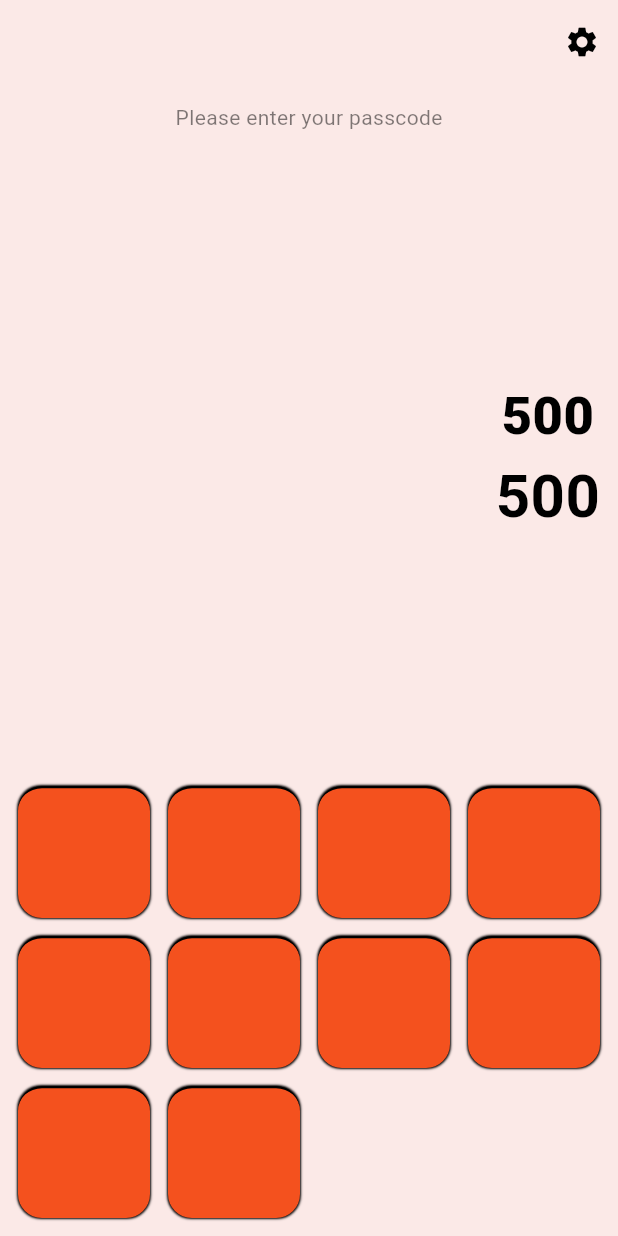
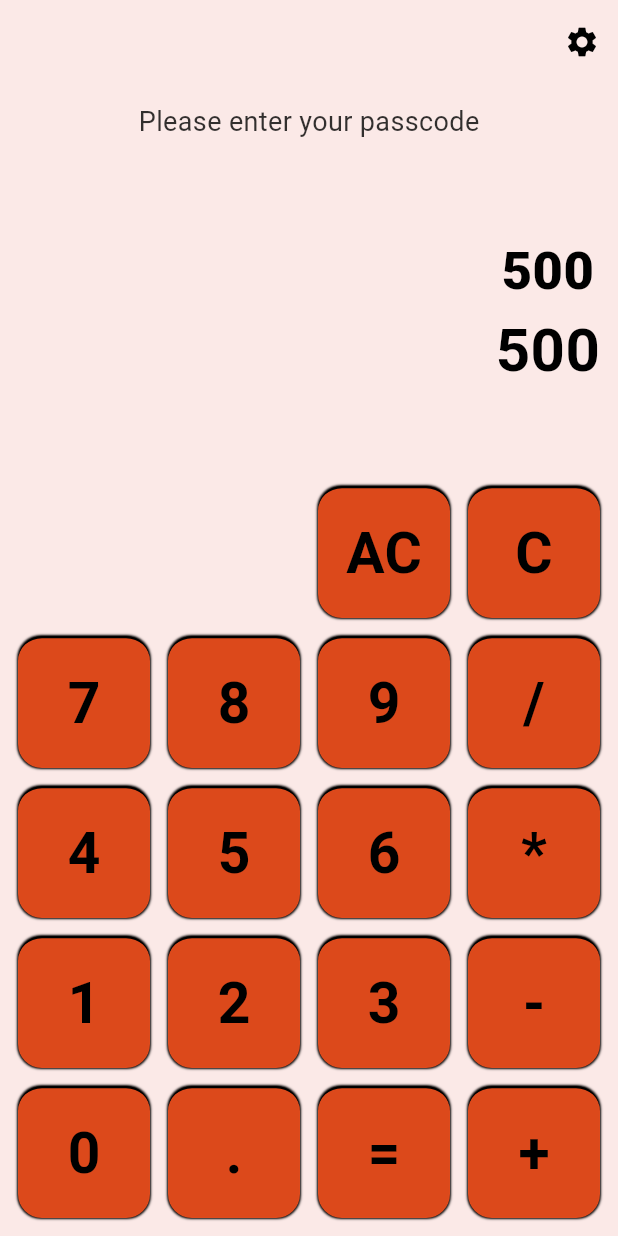
Before and after one commit to Shougotmollik/File_Shield, a Flutter app: the CalculatorScreen screen opened directly, on a phone screen of 412 x 824 dp. Run offline on Flutter 3.47's test engine with Material 3 defaults, Android fonts, the phone set to English and light mode, and no system bars; our stand-ins replace get.

Commit message:
calculator screen

```diff
--- a/lib/Screens/CalculatorScreen/calculator_screen.dart
+++ b/lib/Screens/CalculatorScreen/calculator_screen.dart
@@ -1,6 +1,7 @@
+import 'package:file_shield/Controllers/calculator_controller.dart';
 import 'package:file_shield/Widgets/custom_app_bar.dart';
-import 'package:flutter/cupertino.dart';
 import 'package:flutter/material.dart';
+import 'package:get/get.dart';
 
 class CalculatorScreen extends StatefulWidget {
   const CalculatorScreen({super.key});
@@ -14,7 +15,9 @@ class _CalculatorScreenState extends State<CalculatorScreen> {
   Widget build(BuildContext context) {
     return Scaffold(
         appBar: const CustomAppbar(),
-      body: Padding(
+        body: GetBuilder<CalculatorController>(
+          builder: (controller) {
+            return Padding(
               padding: const EdgeInsets.all(12),
               child: Center(
                 child: Column(
@@ -24,8 +27,12 @@ class _CalculatorScreenState extends State<CalculatorScreen> {
                     Text(
                       "Please enter your passcode",
                       style: TextStyle(
-                  color:
-                      Theme.of(context).colorScheme.onPrimary.withOpacity(0.5),
+                        color: Theme.of(context)
+                            .colorScheme
+                            .onPrimary
+                            .withOpacity(0.8),
+                        fontSize: 18,
+                        fontWeight: FontWeight.w400,
                       ),
                     ),
                     Row(
@@ -54,39 +61,59 @@ class _CalculatorScreenState extends State<CalculatorScreen> {
                       ],
                     ),
                     GridView.builder(
-                itemCount: 10,
+                      itemCount: controller.button.length,
                       primary: false,
                       shrinkWrap: true,
-                gridDelegate: const SliverGridDelegateWithFixedCrossAxisCount(
+                      gridDelegate:
+                          const SliverGridDelegateWithFixedCrossAxisCount(
                         crossAxisCount: 4,
                         mainAxisSpacing: 12.0,
                         crossAxisSpacing: 12.0,
                       ),
                       itemBuilder: (context, index) {
-                  return Container(
+                        final button = controller.button[index];
+                        return button.isEmpty
+                            ? const SizedBox()
+                            : Container(
                                 decoration: BoxDecoration(
-                        color: Theme.of(context).colorScheme.primary,
+                                    color: Theme.of(context)
+                                        .colorScheme
+                                        .primary
+                                        .withOpacity(0.9),
                                     borderRadius: BorderRadius.circular(16.0),
                                     border: Border(
                                       top: BorderSide(
-                            color: Theme.of(context).colorScheme.onPrimary,
+                                        color: Theme.of(context)
+                                            .colorScheme
+                                            .onPrimary,
                                         width: 1.5,
                                       ),
                                     ),
                                     boxShadow: [
                                       BoxShadow(
-                            color: Theme.of(context).colorScheme.onPrimary,
+                                        color: Theme.of(context)
+                                            .colorScheme
+                                            .onPrimary,
                                         spreadRadius: .075,
                                         blurRadius: 0.5,
                                       )
                                     ]),
+                                child: Center(
+                                    child: Text(
+                                  button,
+                                  style: const TextStyle(
+                                    fontSize: 38,
+                                    fontWeight: FontWeight.bold,
+                                  ),
+                                )),
                               );
                       },
                     )
                   ],
                 ),
               ),
-      ),
             );
+          },
+        ));
   }
 }
```
Lines whose indentation alone changed are shown as unchanged.
